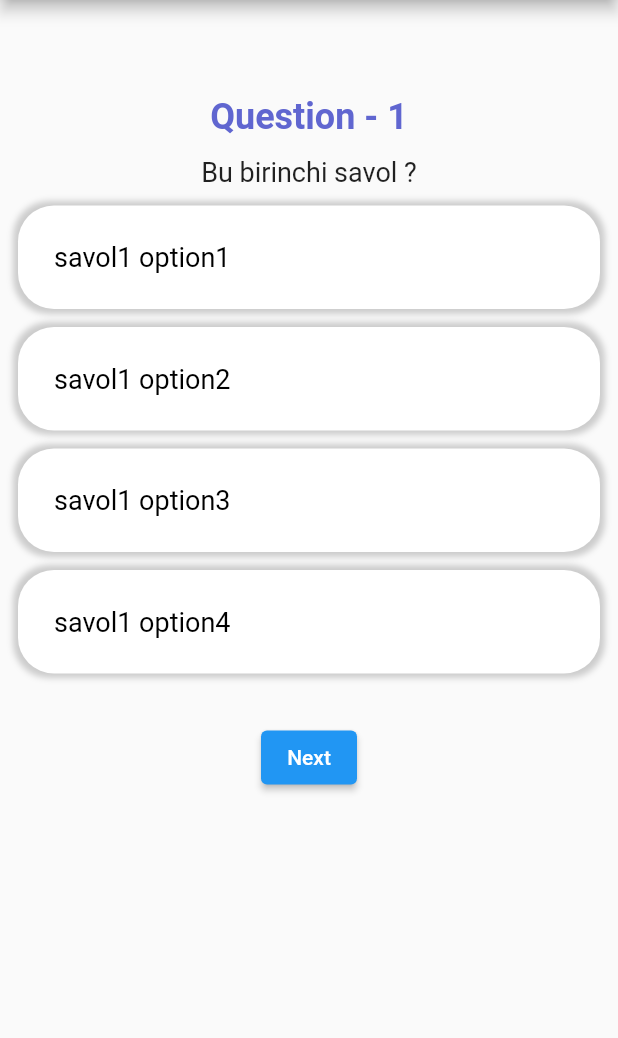
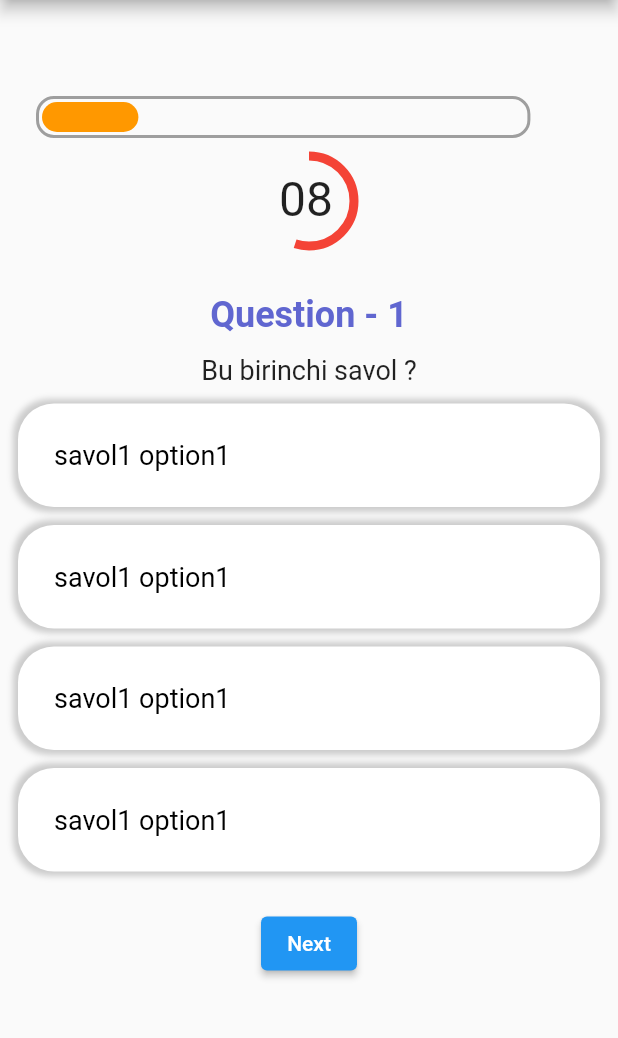
Before and after one commit to ZayniddinMamarasulov/quiz-app, a Flutter app: the screen it shows after launch, on a phone screen of 412 x 824 dp, the part 84-1122 px from its top. Run offline on Flutter 3.47's test engine with Material 2 defaults, Android fonts, the phone set to English and light mode, and no system bars.

Commit message:
timer loader animation

```diff
--- /dev/null
+++ b/lib/models/option_model.dart
@@ -0,0 +1,6 @@
+class OptionModel {
+  String title;
+  bool isSelected = false;
+
+  OptionModel({required this.title});
+}
--- /dev/null
+++ b/lib/models/question_model.dart
@@ -0,0 +1,61 @@
+import 'package:quiz_app/models/option_model.dart';
+
+class QuestionModel {
+  String question;
+  OptionModel option1;
+  OptionModel option2;
+  OptionModel option3;
+  OptionModel option4;
+  int trueAnswer;
+
+  QuestionModel(
+      {required this.question,
+      required this.option1,
+      required this.option2,
+      required this.option3,
+      required this.option4,
+      this.trueAnswer = 1});
+
+  static final questions = [
+    QuestionModel(
+      question: "Bu birinchi savol ?",
+      option1: OptionModel(title: "savol1 option1"),
+      option2: OptionModel(title: "savol1 option1"),
+      option3: OptionModel(title: "savol1 option1"),
+      option4: OptionModel(title: "savol1 option1"),
+      trueAnswer: 1,
+    ),
+    QuestionModel(
+      question: "Bu 2 savol ?",
+      option1: OptionModel(title: "savol2 option1"),
+      option2: OptionModel(title: "savol2 option1"),
+      option3: OptionModel(title: "savol2 option1"),
+      option4: OptionModel(title: "savol2 option1"),
+      trueAnswer: 1,
+    ),
+    QuestionModel(
+      question: "Bu 3 savol ?",
+      option1: OptionModel(title: "savol1 option1"),
+      option2: OptionModel(title: "savol1 option1"),
+      option3: OptionModel(title: "savol1 option1"),
+      option4: OptionModel(title: "savol1 option1"),
+      trueAnswer: 1,
+    ),
+    QuestionModel(
+      question: "Bu 4 savol ?",
+      option1: OptionModel(title: "savol1 option1"),
+      option2: OptionModel(title: "savol1 option1"),
+      option3: OptionModel(title: "savol1 option1"),
+      option4: OptionModel(title: "savol1 option1"),
+      trueAnswer: 1,
+    ),
+    QuestionModel(
+      question: "Bu 5 savol ?",
+      option1: OptionModel(title: "savol1 option1"),
+      option2: OptionModel(title: "savol1 option1"),
+      option3: OptionModel(title: "savol1 option1"),
+      option4: OptionModel(title: "savol1 option1"),
+      trueAnswer: 1,
+    ),
+  ];
+}
--- a/lib/question_model.dart
+++ /dev/null
@@ -1,59 +0,0 @@
-class QuestionModel {
-  String question;
-  String option1;
-  String option2;
-  String option3;
-  String option4;
-  int trueAnswer;
-
-  QuestionModel(
-      {required this.question,
-      required this.option1,
-      required this.option2,
-      required this.option3,
-      required this.option4,
-      this.trueAnswer = 1});
-
-  static final questions = [
-    QuestionModel(
-      question: "Bu birinchi savol ?",
-      option1: "savol1 option1",
-      option2: "savol1 option2",
-      option3: "savol1 option3",
-      option4: "savol1 option4",
-      trueAnswer: 1,
-    ),
-    QuestionModel(
-      question: "Bu Ikkinchi savol ?",
-      option1: "savol2 option1",
-      option2: "savol2 option2",
-      option3: "savol2 option3",
-      option4: "savol2 option4",
-      trueAnswer: 1,
-    ),
-    QuestionModel(
-      question: "Bu Uchinchi savol ?",
-      option1: "savol3 option1",
-      option2: "savol3 option2",
-      option3: "savol3 option3",
-      option4: "savol3 option4",
-      trueAnswer: 1,
-    ),
-    QuestionModel(
-      question: "Bu 4 savol ?",
-      option1: "savol4 option1",
-      option2: "savol4 option2",
-      option3: "savol4 option3",
-      option4: "savol4 option4",
-      trueAnswer: 1,
-    ),
-    QuestionModel(
-      question: "Bu 5 savol ?",
-      option1: "savol5 option1",
-      option2: "savol5 option2",
-      option3: "savol5 option3",
-      option4: "savol5 option4",
-      trueAnswer: 1,
-    ),
-  ];
-}
--- a/lib/screens/question_page.dart
+++ b/lib/screens/question_page.dart
@@ -1,8 +1,12 @@
+import 'dart:async';
+
 import 'package:flutter/material.dart';
-import 'package:quiz_app/question_model.dart';
+import 'package:quiz_app/models/question_model.dart';
 import 'package:quiz_app/screens/result_page.dart';
 import 'package:quiz_app/widgets/answers_widget.dart';
+import 'package:quiz_app/widgets/progress_widget.dart';
 import 'package:quiz_app/widgets/question_widget.dart';
+import 'package:quiz_app/widgets/timer_widget.dart';
 
 class QuestionPage extends StatefulWidget {
   const QuestionPage({Key? key}) : super(key: key);
@@ -13,6 +17,8 @@ class QuestionPage extends StatefulWidget {
 
 class _QuestionPageState extends State<QuestionPage> {
   int currentQuestionIndex = 0;
+
+  int start = 15;
 
   String buttonText = "Next";
 
@@ -25,6 +31,28 @@ class _QuestionPageState extends State<QuestionPage> {
   };
 
   @override
+  void initState() {
+    super.initState();
+
+    QuestionModel.questions.map((q) {
+      q.option1.isSelected = false;
+      q.option2.isSelected = false;
+      q.option3.isSelected = false;
+      q.option4.isSelected = false;
+    }).toList();
+
+    Timer.periodic(Duration(seconds: 1), (timer) {
+      if (start != 0) {
+        setState(() {
+          start--;
+        });
+      } else {
+        nextQuestion();
+      }
+    });
+  }
+
+  @override
   Widget build(BuildContext context) {
     return Scaffold(
       appBar: AppBar(
@@ -32,8 +60,37 @@ class _QuestionPageState extends State<QuestionPage> {
       ),
       body: Column(
         children: [
-          // Progress Widget
-          // Timer widget
+          SizedBox(height: 64),
+          ProgressWidget(
+            currentWidth: (MediaQuery.of(context).size.width * 0.78) *
+                ((currentQuestionIndex + 1) / QuestionModel.questions.length),
+          ),
+          SizedBox(height: 12),
+          Stack(
+            children: [
+              Positioned(
+                child: TimerWidget(second: start),
+                top: 10,
+                left: 10,
+              ),
+              Container(
+                height: 60,
+                width: 60,
+                child: TweenAnimationBuilder<double>(
+                  builder: (BuildContext context, value, Widget? child) {
+                    return CircularProgressIndicator(
+                      strokeWidth: 6,
+                      backgroundColor: Colors.transparent,
+                      color: Colors.red,
+                      value: value,
+                    );
+                  },
+                  tween: Tween<double>(begin: 0.0, end: start / 15),
+                  duration: Duration(seconds: 1),
+                ),
+              ),
+            ],
+          ),
           QuestionWidget(
             questionTitle:
                 QuestionModel.questions[currentQuestionIndex].question,
@@ -45,12 +102,17 @@ class _QuestionPageState extends State<QuestionPage> {
             },
             questionModel: QuestionModel.questions[currentQuestionIndex],
           ),
-          const SizedBox(height: 32),
-          ElevatedButton(
-              onPressed: () {
+          const SizedBox(height: 24),
+          ElevatedButton(onPressed: nextQuestion, child: Text(buttonText))
+        ],
+      ),
+    );
+  }
+
+  nextQuestion() {
     setState(() {
       if (buttonText == "Finish") {
-                    Navigator.push(
+        Navigator.pushReplacement(
           context,
           MaterialPageRoute(
             builder: (context) => ResultPage(
@@ -59,19 +121,13 @@ class _QuestionPageState extends State<QuestionPage> {
           ),
         );
       }
-                  if (currentQuestionIndex !=
-                      QuestionModel.questions.length - 1) {
+      if (currentQuestionIndex != QuestionModel.questions.length - 1) {
+        start = 15;
         currentQuestionIndex++;
       }
-                  if (currentQuestionIndex ==
-                      QuestionModel.questions.length - 1) {
+      if (currentQuestionIndex == QuestionModel.questions.length - 1) {
         buttonText = "Finish";
       }
     });
-              },
-              child: Text(buttonText))
-        ],
-      ),
-    );
   }
 }
--- a/lib/screens/result_page.dart
+++ b/lib/screens/result_page.dart
@@ -1,4 +1,5 @@
 import 'package:flutter/material.dart';
+import 'package:quiz_app/screens/question_page.dart';
 
 class ResultPage extends StatelessWidget {
   Map<int, bool> userResult;
@@ -13,10 +14,10 @@ class ResultPage extends StatelessWidget {
       ),
       body: Column(
         children: [
-          Center(
+          const Center(
             child: Text("Your result is"),
           ),
-          SizedBox(height: 64),
+          const SizedBox(height: 64),
           ListView.separated(
             shrinkWrap: true,
             itemCount: userResult.length,
@@ -46,6 +47,18 @@ class ResultPage extends StatelessWidget {
             separatorBuilder: (context, index) {
               return SizedBox(height: 8);
             },
+          ),
+          const SizedBox(height: 120),
+          ElevatedButton(
+            onPressed: () {
+              Navigator.pushReplacement(
+                context,
+                MaterialPageRoute(
+                  builder: (_) => QuestionPage(),
+                ),
+              );
+            },
+            child: Text("Start Again"),
           )
         ],
       ),
--- a/lib/widgets/answers_widget.dart
+++ b/lib/widgets/answers_widget.dart
@@ -1,7 +1,7 @@
 import 'package:flutter/material.dart';
 import 'package:quiz_app/widgets/option_widget.dart';
 
-import '../question_model.dart';
+import '../models/question_model.dart';
 
 class AnswersWidget extends StatefulWidget {
   QuestionModel questionModel;
@@ -19,54 +19,56 @@ class AnswersWidget extends StatefulWidget {
 }
 
 class _AnswersWidgetState extends State<AnswersWidget> {
-  int selectedIndex = -1;
-
   @override
   Widget build(BuildContext context) {
     return Column(
       children: [
         OptionWidget(
-          option: widget.questionModel.option1,
-          isSelected: selectedIndex == 1,
+          option: widget.questionModel.option1.title,
+          isSelected: widget.questionModel.option1.isSelected,
           onTap: () {
             setState(() {
-              selectedIndex = 1;
+              widget.questionModel.option1.isSelected =
+                  !widget.questionModel.option1.isSelected;
             });
-            widget.onAnswerSelected(
-                widget.questionModel.trueAnswer == selectedIndex);
+            widget.onAnswerSelected(widget.questionModel.trueAnswer ==
+                widget.questionModel.option1.isSelected);
           },
         ),
         OptionWidget(
-          option: widget.questionModel.option2,
-          isSelected: selectedIndex == 2,
+          option: widget.questionModel.option2.title,
+          isSelected: widget.questionModel.option2.isSelected,
           onTap: () {
             setState(() {
-              selectedIndex = 2;
+              widget.questionModel.option2.isSelected =
+                  !widget.questionModel.option2.isSelected;
             });
-            widget.onAnswerSelected(
-                widget.questionModel.trueAnswer == selectedIndex);
+            widget.onAnswerSelected(widget.questionModel.trueAnswer ==
+                widget.questionModel.option2.isSelected);
           },
         ),
         OptionWidget(
-          isSelected: selectedIndex == 3,
-          option: widget.questionModel.option3,
+          option: widget.questionModel.option3.title,
+          isSelected: widget.questionModel.option3.isSelected,
           onTap: () {
             setState(() {
-              selectedIndex = 3;
+              widget.questionModel.option3.isSelected =
+                  !widget.questionModel.option3.isSelected;
             });
-            widget.onAnswerSelected(
-                widget.questionModel.trueAnswer == selectedIndex);
+            widget.onAnswerSelected(widget.questionModel.trueAnswer ==
+                widget.questionModel.option3.isSelected);
           },
         ),
         OptionWidget(
-          isSelected: selectedIndex == 4,
-          option: widget.questionModel.option4,
+          option: widget.questionModel.option4.title,
+          isSelected: widget.questionModel.option4.isSelected,
           onTap: () {
             setState(() {
-              selectedIndex = 4;
+              widget.questionModel.option4.isSelected =
+                  !widget.questionModel.option4.isSelected;
             });
-            widget.onAnswerSelected(
-                widget.questionModel.trueAnswer == selectedIndex);
+            widget.onAnswerSelected(widget.questionModel.trueAnswer ==
+                widget.questionModel.option4.isSelected);
           },
         ),
       ],
--- /dev/null
+++ b/lib/widgets/progress_widget.dart
@@ -0,0 +1,41 @@
+import 'package:flutter/material.dart';
+
+class ProgressWidget extends StatelessWidget {
+  double currentWidth;
+
+  ProgressWidget({Key? key, required this.currentWidth}) : super(key: key);
+
+  @override
+  Widget build(BuildContext context) {
+    return Padding(
+      padding: const EdgeInsets.symmetric(horizontal: 24),
+      child: Stack(
+        children: [
+          Align(
+            alignment: Alignment.centerLeft,
+            child: Container(
+              height: 28,
+              width: (MediaQuery.of(context).size.width * 0.8),
+              decoration: BoxDecoration(
+                  border: Border.all(width: 2, color: Colors.grey),
+                  borderRadius: BorderRadius.circular(12)),
+            ),
+          ),
+          Align(
+            alignment: Alignment.centerLeft,
+            child: AnimatedContainer(
+              margin: const EdgeInsets.symmetric(vertical: 4, horizontal: 4),
+              height: 20,
+              curve: Curves.easeInOutSine,
+              width: currentWidth,
+              decoration: BoxDecoration(
+                  color: Colors.orange,
+                  borderRadius: BorderRadius.circular(12)),
+              duration: Duration(milliseconds: 500),
+            ),
+          ),
+        ],
+      ),
+    );
+  }
+}
--- a/lib/widgets/question_widget.dart
+++ b/lib/widgets/question_widget.dart
@@ -17,16 +17,16 @@ class QuestionWidget extends StatelessWidget {
       child: Column(
         crossAxisAlignment: CrossAxisAlignment.center,
         children: [
-          SizedBox(height: 64),
+          const SizedBox(height: 32),
           Text(
             "Question - ${index}",
-            style: TextStyle(
+            style: const TextStyle(
               fontWeight: FontWeight.w700,
               fontSize: 24,
               color: Color(0xff6066D0),
             ),
           ),
-          SizedBox(height: 12),
+          const SizedBox(height: 12),
           Text(
             questionTitle,
             style: TextStyle(fontSize: 18),
--- /dev/null
+++ b/lib/widgets/timer_widget.dart
@@ -0,0 +1,25 @@
+import 'package:flutter/material.dart';
+
+class TimerWidget extends StatefulWidget {
+  int second;
+
+  TimerWidget({Key? key, required this.second}) : super(key: key);
+
+  @override
+  State<TimerWidget> createState() => _TimerWidgetState();
+}
+
+class _TimerWidgetState extends State<TimerWidget> {
+  @override
+  Widget build(BuildContext context) {
+    return Container(
+      child: Text(
+        widget.second.toString().length == 1
+            ? "0" + widget.second.toString()
+            : widget.second.toString(),
+        style: TextStyle(fontSize: 32),
+        textAlign: TextAlign.center,
+      ),
+    );
+  }
+}
```
Lines whose indentation alone changed are shown as unchanged.
